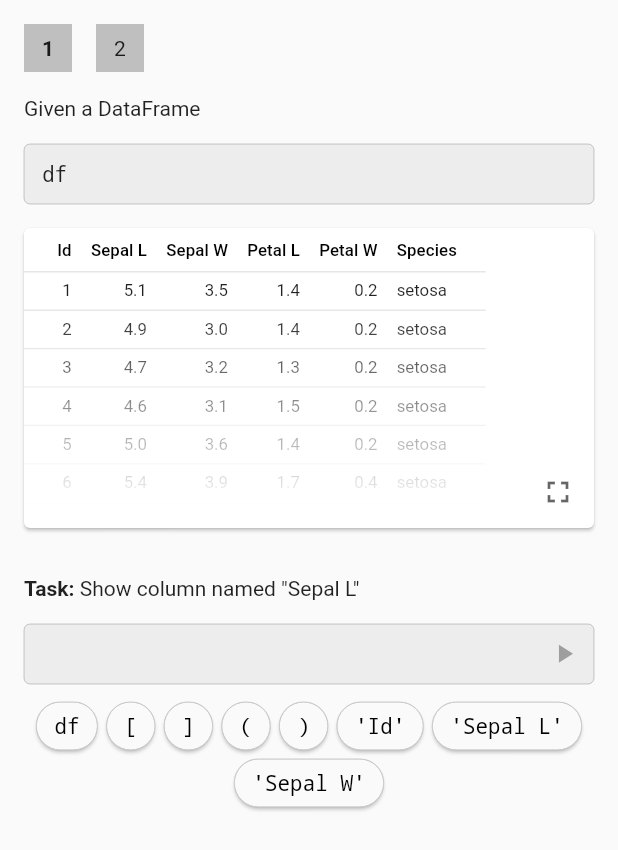
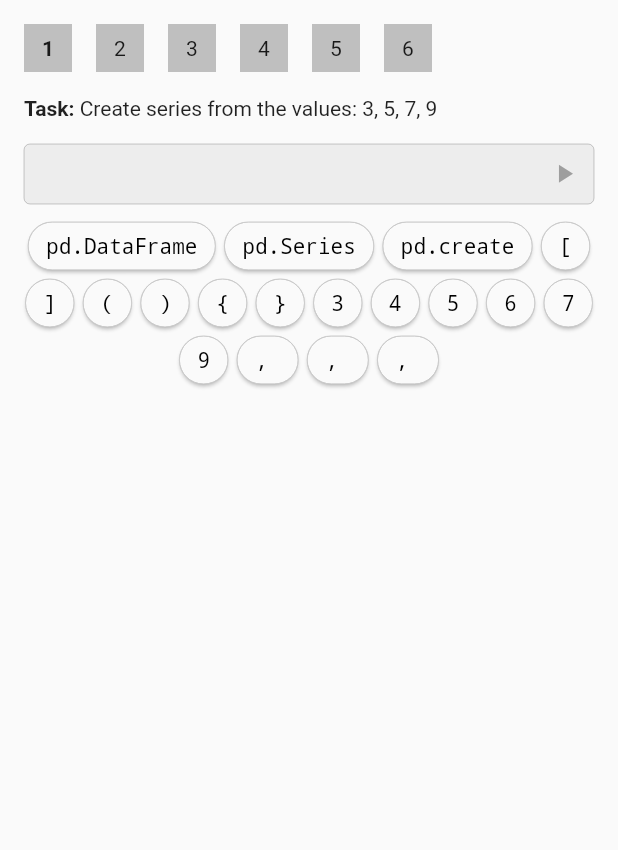
Before and after one commit to dan-app/dan, a Flutter app: the Task0 widget shown alone on an empty page, opened directly with empty values, on a phone screen of 412 x 824 dp. Shown: the top 850 px of the screen. Run offline on Flutter 3.47's test engine with Material 2 defaults, Android fonts, the light colour scheme and no system bars; our stand-ins replace cloud_firestore, firebase_auth, firebase_core, firebase_storage, flutter_hooks, flutter_sticky_header and 2 more; missing offline and left inert: linked_scroll_controller; accounts and stored records are empty.

Commit message:
create series exercise

```diff
--- /dev/null
+++ b/dan_tasks/lib/src/exercises/create_series.dart
@@ -0,0 +1,113 @@
+import 'package:flutter/material.dart';
+import 'package:flutter_hooks/flutter_hooks.dart';
+
+import '../data/code.dart';
+import '../data/data_frame.dart';
+import '../widgets/code_chips_input.dart';
+import '../widgets/data_frame_table_preview.dart';
+import 'exercise_page.dart';
+
+class CreateSeriesExercise extends HookWidget {
+  final List<int> values;
+  final ValueChanged<ExerciseResult> onSubmitted;
+
+  const CreateSeriesExercise({
+    required this.values,
+    required this.onSubmitted,
+  });
+
+  @override
+  Widget build(BuildContext context) {
+    return ListView(
+      padding: EdgeInsets.zero,
+      children: [
+        Padding(
+          padding: EdgeInsets.all(16),
+          child: Text.rich(
+            TextSpan(
+              children: [
+                TextSpan(
+                  text: 'Task: ',
+                  style: TextStyle(fontWeight: FontWeight.bold),
+                ),
+                TextSpan(
+                  text: 'Create series from the values: ',
+                ),
+                TextSpan(
+                  text: values.join(', '),
+                ),
+              ],
+            ),
+          ),
+        ),
+        Padding(
+          padding: EdgeInsets.symmetric(horizontal: 16),
+          child: CodeChipsInput(
+            codeSpans: [
+              CodeSpan(data: 'pd.DataFrame'),
+              CodeSpan(data: 'pd.Series'),
+              CodeSpan(data: 'pd.create'),
+              CodeSpan(data: '['),
+              CodeSpan(data: ']'),
+              CodeSpan(data: '('),
+              CodeSpan(data: ')'),
+              CodeSpan(data: '{'),
+              CodeSpan(data: '}'),
+              for (final val in List.of(values)
+                ..addAll([
+                  (values[0] + values[1]) ~/ 2,
+                  (values[1] + values[2]) ~/ 2,
+                ])
+                ..sort())
+                CodeSpan(data: '$val'),
+              for (int i = 1; i < values.length; i += 1) CodeSpan(data: ', '),
+            ],
+            onSubmitted: (code) {
+              final actual = code.map((span) => span.data).join();
+              final expected = 'pd.Series([${values.join(', ')}])';
+              onSubmitted(
+                ExerciseResult(
+                  isCorrect: actual == expected,
+                  expected: expected,
+                  actual: actual,
+                  output: _output(code),
+                ),
+              );
+            },
+          ),
+        ),
+      ],
+    );
+  }
+
+  // ignore: avoid-returning-widgets
+  Widget? _output(List<CodeSpan> code) {
+    if (code.length >= 5 &&
+        code[0].data == 'pd.Series' &&
+        code[1].data == '(' &&
+        code[2].data == '[' &&
+        code[code.length - 2].data == ']' &&
+        code[code.length - 1].data == ')') {
+      final actualValues = <int>[];
+      for (int i = 0; i < code.length - 5; i += 1) {
+        final isValue = i % 2 == 0;
+        final span = code[i + 3].data;
+        if (isValue) {
+          final val = int.tryParse(span);
+          if (val == null) {
+            return null;
+          }
+          actualValues.add(val);
+        } else {
+          if (span != ', ') {
+            return null;
+          }
+        }
+      }
+      return DataFrameTablePreview(
+        df: DataFrame.fromLists({'': actualValues}),
+      );
+    }
+    return null;
+  }
+}
--- a/dan_tasks/lib/src/tasks/basics/task_0.dart
+++ b/dan_tasks/lib/src/tasks/basics/task_0.dart
@@ -1,6 +1,7 @@
 import 'package:flutter/widgets.dart';
 
 import '../../data/df_iris.dart';
+import '../../exercises/create_series.dart';
 import '../../exercises/select_column.dart';
 import '../../exercises/select_row.dart';
 import '../tasks_page.dart';
@@ -14,6 +15,10 @@ class Task0 extends StatelessWidget {
   Widget build(BuildContext context) {
     return TaskPage(
       exerciseBuilders: [
+        (context, onSubmitted) => CreateSeriesExercise(
+          values: const [3, 5, 7, 9],
+          onSubmitted: onSubmitted,
+        ),
         (context, onSubmitted) => SelectColumnExercise(
           df: dfIris,
           column: dfIris.columns[1],
@@ -24,6 +29,20 @@ class Task0 extends StatelessWidget {
           rowIndex: 1,
           onSubmitted: onSubmitted,
         ),
+        (context, onSubmitted) => CreateSeriesExercise(
+          values: const [13, 17, 8, 2, 20],
+          onSubmitted: onSubmitted,
+        ),
+        (context, onSubmitted) => SelectColumnExercise(
+          df: dfIris,
+          column: dfIris.columns[2],
+          onSubmitted: onSubmitted,
+        ),
+        (context, onSubmitted) => SelectRowExercise(
+          df: dfIris,
+          rowIndex: 3,
+          onSubmitted: onSubmitted,
+        ),
       ],
       onDone: onDone,
     );
```
